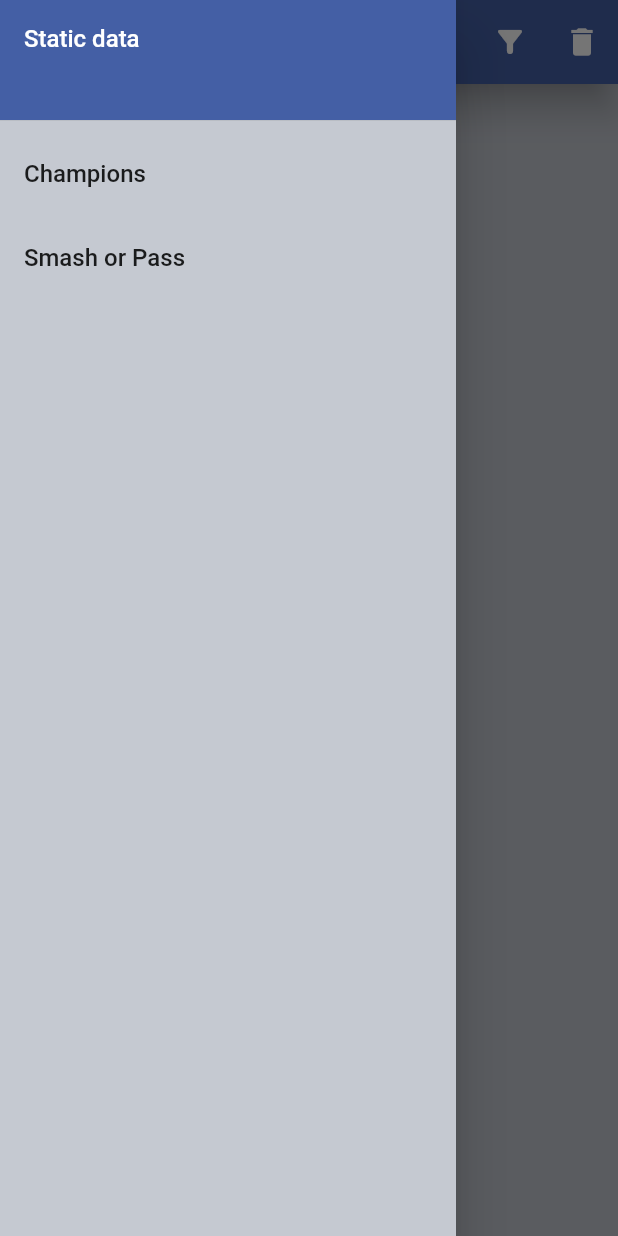
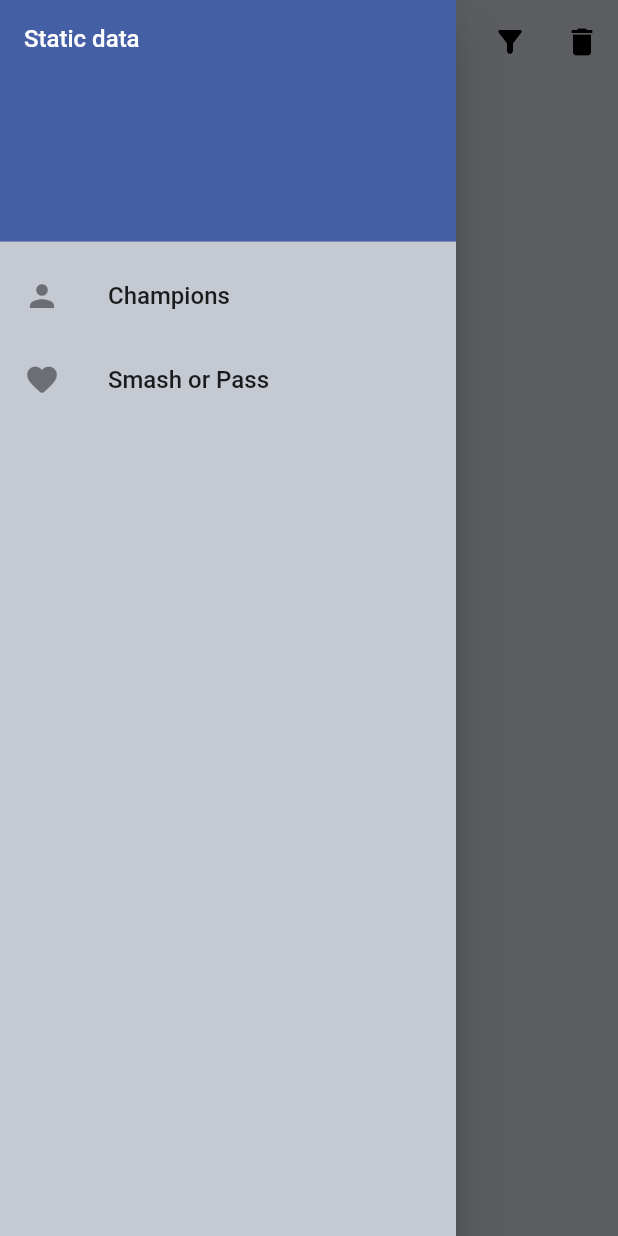
Before and after one commit to Kuutioo/lol-static-data, a Flutter app: the screen it shows after launch, with the side drawer open, on a phone screen of 412 x 824 dp. Run offline on Flutter 3.47's test engine with Material 2 defaults, Android fonts, the phone set to English and light mode, and no system bars; our stand-ins replace cloud_firestore, firebase_core, flutter_html, percent_indicator; missing offline and left inert: champions, flutter_swipable; accounts and stored records are empty; Roboto replaces fonts that are missing (spiegel).

Commit message:
Need to make more UI changes

```diff
--- a/lol_static_data/lib/pages/champions_page.dart
+++ b/lol_static_data/lib/pages/champions_page.dart
@@ -18,7 +18,10 @@ class ChampionsPage extends StatefulWidget {
 
 class _ChampionsPageState extends State<ChampionsPage> {
   Icon cusIcon = Icon(Icons.search);
-  Widget cusSearchBar = Text('Champions');
+  Widget cusSearchBar = Text(
+    'Champions',
+    style: TextStyle(color: Colors.black),
+  );
 
   List<champ.Champion> _foundChamps = [];
   List<champ.Champion> _filteredChamps = [];
@@ -142,12 +145,15 @@ class _ChampionsPageState extends State<ChampionsPage> {
   @override
   Widget build(BuildContext context) {
     return Scaffold(
+      backgroundColor: Color.fromARGB(255, 199, 203, 212),
       drawer: HamburgerBar(),
-      backgroundColor: const Color.fromARGB(255, 197, 201, 209),
       appBar: AppBar(
-        backgroundColor: Theme.of(context).primaryColor,
+        backgroundColor: Color.fromARGB(255, 199, 203, 212),
+        iconTheme: IconThemeData(
+          color: Colors.black,
+        ),
         title: cusSearchBar,
-        elevation: 10,
+        elevation: 0,
         actions: [
           IconButton(
             onPressed: () {
@@ -164,16 +170,18 @@ class _ChampionsPageState extends State<ChampionsPage> {
                         border: InputBorder.none,
                         hintText: 'Search a champion',
                         hintStyle: TextStyle(
-                          color: Colors.white60,
+                          color: Colors.black,
                         )),
                     style: TextStyle(
-                      color: Colors.white,
+                      color: Colors.black,
                       fontSize: 16.0,
                     ),
                   );
                 } else {
                   cusIcon = Icon(Icons.search);
-                  cusSearchBar = Text('Champions');
+                  cusSearchBar = Text(
+                    'Champions',
+                  );
                 }
               });
             },
--- a/lol_static_data/lib/widgets/hamburger_bar.dart
+++ b/lol_static_data/lib/widgets/hamburger_bar.dart
@@ -12,9 +12,7 @@ class HamburgerBar extends StatelessWidget {
       child: ListView(
         padding: EdgeInsets.zero,
         children: [
-          SizedBox(
-            height: 88,
-            child: DrawerHeader(
+          DrawerHeader(
             decoration: BoxDecoration(
               color: Theme.of(context).primaryColor,
             ),
@@ -26,8 +24,8 @@ class HamburgerBar extends StatelessWidget {
               ),
             ),
           ),
-          ),
           ListTile(
+            leading: Icon(Icons.person),
             title: const Text(
               'Champions',
               style: TextStyle(
@@ -39,6 +37,7 @@ class HamburgerBar extends StatelessWidget {
             },
           ),
           ListTile(
+            leading: Icon(Icons.favorite_rounded),
             title: const Text(
               'Smash or Pass',
               style: TextStyle(
```
Lines whose indentation alone changed are shown as unchanged.
